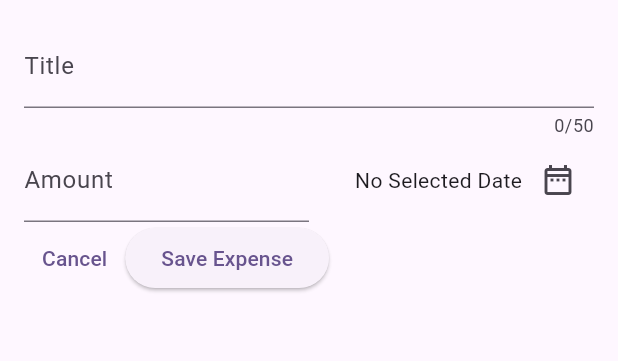
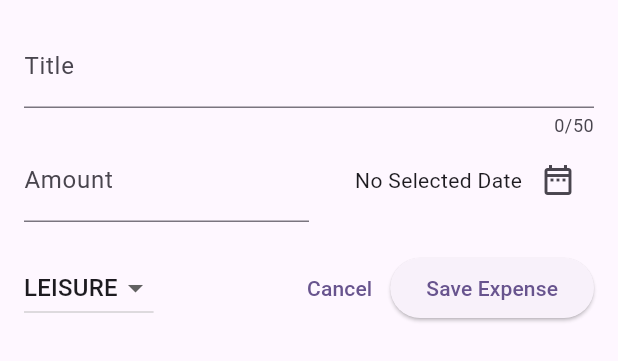
Before and after one commit to Wishalleo/expenseTrackerMobile, a Flutter app: the NewExpense widget shown alone on an empty page, opened directly, on a phone screen of 412 x 824 dp. Shown: the top 361 px of the screen. Run offline on Flutter 3.47's test engine with Material 3 defaults, Android fonts, the phone set to English and light mode, and no system bars.

Commit message:
Add category selection dropdown to NewExpense widget

```diff
--- a/lib/widgets/new_expense.dart
+++ b/lib/widgets/new_expense.dart
@@ -13,6 +13,7 @@ class _NewExpenseState extends State<NewExpense> {
   final _amountController = TextEditingController();
   final _dateControllers = TextEditingController();
   DateTime? _selectedDate;
+  Category _selectedCategory = Category.leisure;
 
   void _datePicker() async {
     final now = DateTime.now();
@@ -77,9 +78,30 @@ class _NewExpenseState extends State<NewExpense> {
               ),
             ],
           ),
-
+          SizedBox(height: 20),
           Row(
             children: [
+              DropdownButton(
+                value: _selectedCategory,
+                items: Category.values
+                    .map(
+                      (category) => DropdownMenuItem(
+                        value: category,
+                        child: Text(category.name.toUpperCase()),
+                      ),
+                    )
+                    .toList(),
+                onChanged: (value) {
+                  setState(() {
+                    if (value == null) {
+                      return;
+                    } else {
+                      _selectedCategory = value;
+                    }
+                  });
+                },
+              ),
+              Spacer(),
               TextButton(
                 onPressed: () => Navigator.pop(context),
                 child: Text('Cancel'),
```
